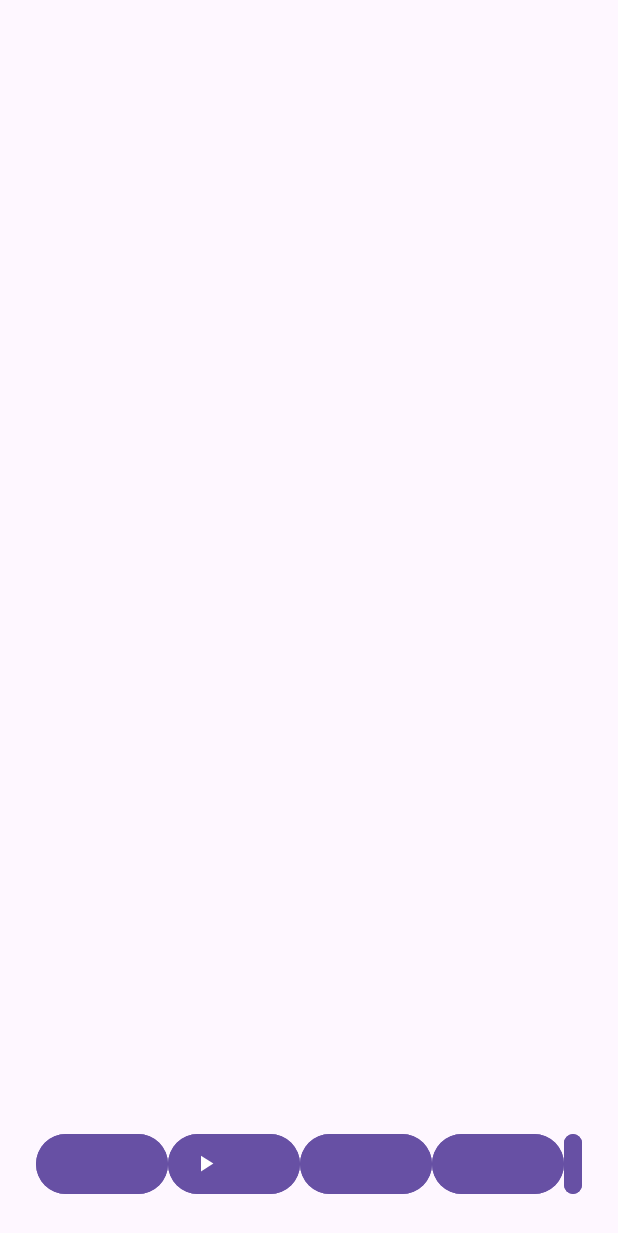
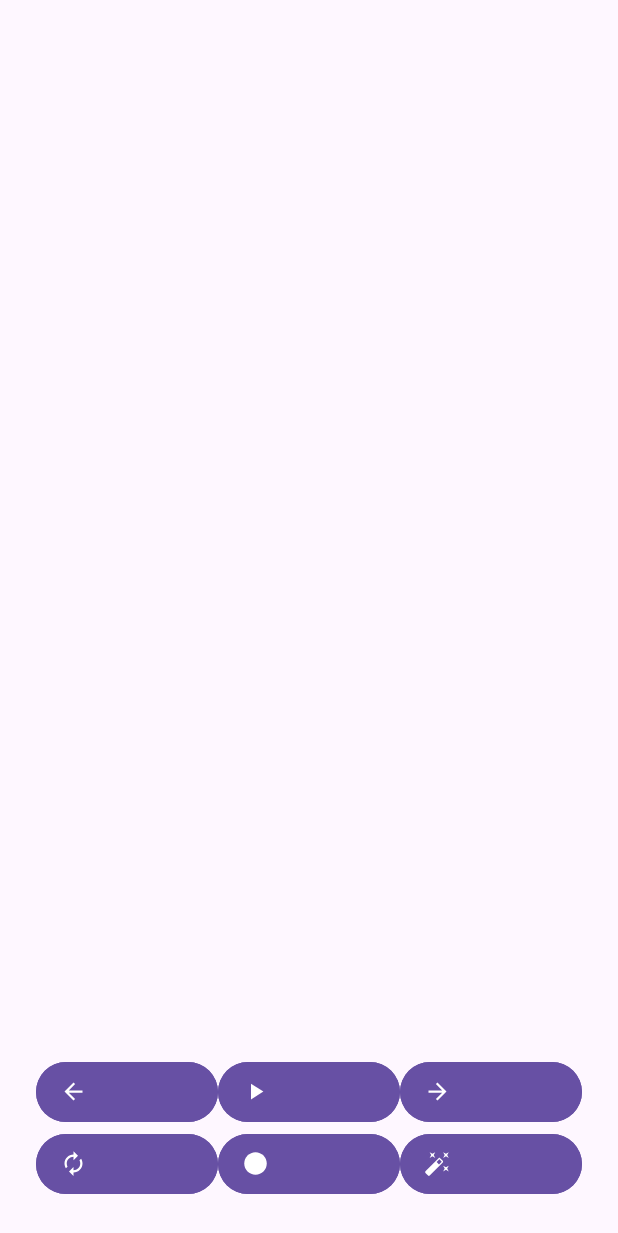
Before and after one commit to mcvector36/Sound432, an Android app: the screen it shows after launch (MainActivity), after a tap on an icon or button, on a phone screen of 412 x 824 dp. Shown: the top 1233 px of the screen. Run offline under Robolectric (Android 15) with nearby library versions, the phone set to English and light mode, and no system bars; 1 other tap on this screen came first.

Commit message:
Refactor: Update Media Playback and UI
- Update `togglePlayPause` to handle empty music list scenarios.
- Modify `togglePlayPause` to play the first song if no track is selected.
- Change `playButton` behavior to switch between play and pause icons.
- Update `stopMusic` to handle the empty list case.
- Update `toggleRepeat` and `applyDetuneEffect` to handle the empty list case.
- Create `pause.xml` drawable for the pause icon.
- Update `activity_main.xml` to use a `GridLayout` for media controls.
- Set icons for media control buttons programmatically in `MainActivity`.
- Add `pause` icon for `playButton`
- Update  `detuneButton`, `prevButton`, `nextButton`, `repeatButton`, `stopButton`, `playButton` icons

```diff
--- a/app/src/main/java/com/mcvector36/sound432/MainActivity.kt
+++ b/app/src/main/java/com/mcvector36/sound432/MainActivity.kt
@@ -14,10 +14,6 @@ import androidx.recyclerview.widget.LinearLayoutManager
 import androidx.recyclerview.widget.RecyclerView
 import com.google.android.material.button.MaterialButton
 
-import android.media.audiofx.AudioEffect
-import android.media.audiofx.PresetReverb
-import android.media.audiofx.Equalizer
-import android.media.audiofx.Virtualizer
 import androidx.annotation.RequiresApi
 
 
@@ -45,6 +41,7 @@ class MainActivity : AppCompatActivity() {
             }
         }
 
+    @RequiresApi(Build.VERSION_CODES.M)
     override fun onCreate(savedInstanceState: Bundle?) {
         super.onCreate(savedInstanceState)
         setContentView(R.layout.activity_main)
@@ -58,6 +55,14 @@ class MainActivity : AppCompatActivity() {
 
         detuneButton = findViewById(R.id.detuneButton)
         detuneButton.setOnClickListener { applyDetuneEffect() }
+
+        // Setare iconițe programatic
+        prevButton.setIconResource(R.drawable.skip_previous)
+        playButton.setIconResource(R.drawable.play_arrow)
+        stopButton.setIconResource(R.drawable.stop)
+        nextButton.setIconResource(R.drawable.skip_next)
+        repeatButton.setIconResource(R.drawable.repeat)
+        detuneButton.setIconResource(R.drawable.tune432)
 
 
         // Verifică și cere permisiunea de acces la media
@@ -126,16 +131,29 @@ class MainActivity : AppCompatActivity() {
     }
 
     private fun togglePlayPause() {
-        if (::mediaPlayer.isInitialized && mediaPlayer.isPlaying) {
+        if (musicList.isEmpty()) {
+            Toast.makeText(this, "Nu există melodii disponibile!", Toast.LENGTH_SHORT).show()
+            return
+        }
+
+        if (!::mediaPlayer.isInitialized) {
+            // Dacă nu este inițializat și nu a fost selectată o piesă, începe prima melodie
+            playMusic(0)
+        } else if (mediaPlayer.isPlaying) {
             mediaPlayer.pause()
             playButton.setIconResource(R.drawable.play_arrow)
         } else {
             mediaPlayer.start()
-            playButton.setIconResource(R.drawable.play_arrow)
+            playButton.setIconResource(R.drawable.pause) // Setăm iconița de pauză când redă
         }
     }
 
     private fun stopMusic() {
+        if (musicList.isEmpty()) {
+            // Dacă nu există melodii, butonul de stop nu face nimic
+            return
+        }
+
         if (::mediaPlayer.isInitialized) {
             mediaPlayer.stop()
             mediaPlayer.release()
@@ -160,13 +178,18 @@ class MainActivity : AppCompatActivity() {
     }
 
     private fun toggleRepeat() {
+        if (musicList.isEmpty()) {
+            return
+        }
         isRepeat = !isRepeat
         repeatButton.alpha = if (isRepeat) 1.0f else 0.5f // Evidențiază butonul când e activat
     }
 
     @RequiresApi(Build.VERSION_CODES.M)
     private fun applyDetuneEffect() {
-        if (::mediaPlayer.isInitialized) {
+        if (musicList.isEmpty()) {
+            return
+        } else if (::mediaPlayer.isInitialized) {
             val playbackParams = mediaPlayer.playbackParams
             playbackParams.pitch = 0.5f // -32 de semitonuri echivalent cu un factor de pitch de 0.5
             mediaPlayer.playbackParams = playbackParams
--- /dev/null
+++ b/app/src/main/res/drawable/pause.xml
@@ -0,0 +1,5 @@
+<vector xmlns:android="http://schemas.android.com/apk/res/android" android:autoMirrored="true" android:height="24dp" android:tint="#000000" android:viewportHeight="24" android:viewportWidth="24" android:width="24dp">
+
+    <path android:fillColor="@android:color/white" android:pathData="M6,19h4L10,5L6,5v14zM14,5v14h4L18,5h-4z"/>
+
+</vector>
--- a/app/src/main/res/layout/activity_main.xml
+++ b/app/src/main/res/layout/activity_main.xml
@@ -13,60 +13,66 @@
         android:layout_weight="1"
         app:layoutManager="androidx.recyclerview.widget.LinearLayoutManager" />
 
-    <LinearLayout
+    <android.widget.GridLayout
         android:layout_width="match_parent"
         android:layout_height="wrap_content"
-        android:gravity="center"
-        android:orientation="horizontal"
-        android:padding="8dp">
+        android:columnCount="3"
+        android:padding="8dp"
+        android:rowCount="2"
+        android:alignmentMode="alignMargins">
 
         <com.google.android.material.button.MaterialButton
             android:id="@+id/prevButton"
             style="@style/Widget.Material3.Button.Icon"
-            android:layout_width="wrap_content"
+            android:layout_width="0dp"
             android:layout_height="wrap_content"
-            android:icon="@drawable/skip_previous"
+            android:layout_columnWeight="1"
+            app:icon="@drawable/skip_previous"
             android:backgroundTint="?attr/colorPrimary" />
 
         <com.google.android.material.button.MaterialButton
             android:id="@+id/playButton"
             style="@style/Widget.Material3.Button.Icon"
-            android:layout_width="wrap_content"
+            android:layout_width="0dp"
             android:layout_height="wrap_content"
-            android:icon="@drawable/play_arrow"
+            android:layout_columnWeight="1"
+            app:icon="@drawable/play_arrow"
+            android:backgroundTint="?attr/colorPrimary" />
+
+        <com.google.android.material.button.MaterialButton
+            android:id="@+id/nextButton"
+            style="@style/Widget.Material3.Button.Icon"
+            android:layout_width="0dp"
+            android:layout_height="wrap_content"
+            android:layout_columnWeight="1"
+            app:icon="@drawable/skip_next"
+            android:backgroundTint="?attr/colorPrimary" />
+
+        <com.google.android.material.button.MaterialButton
+            android:id="@+id/repeatButton"
+            style="@style/Widget.Material3.Button.Icon"
+            android:layout_width="0dp"
+            android:layout_height="wrap_content"
+            android:layout_columnWeight="1"
+            app:icon="@drawable/repeat"
             android:backgroundTint="?attr/colorPrimary" />
 
         <com.google.android.material.button.MaterialButton
             android:id="@+id/stopButton"
             style="@style/Widget.Material3.Button.Icon"
-            android:layout_width="wrap_content"
+            android:layout_width="0dp"
             android:layout_height="wrap_content"
-            android:icon="@drawable/stop"
-            android:backgroundTint="?attr/colorPrimary" />
-
-        <com.google.android.material.button.MaterialButton
-            android:id="@+id/nextButton"
-            style="@style/Widget.Material3.Button.Icon"
-            android:layout_width="wrap_content"
-            android:layout_height="wrap_content"
-            android:icon="@drawable/skip_next"
-            android:backgroundTint="?attr/colorPrimary" />
-
-        <com.google.android.material.button.MaterialButton
-            android:id="@+id/repeatButton"
-            style="@style/Widget.Material3.Button.Icon"
-            android:layout_width="wrap_content"
-            android:layout_height="wrap_content"
-            android:icon="@drawable/repeat"
+            android:layout_columnWeight="1"
+            app:icon="@drawable/stop"
             android:backgroundTint="?attr/colorPrimary" />
 
         <com.google.android.material.button.MaterialButton
             android:id="@+id/detuneButton"
             style="@style/Widget.Material3.Button.Icon"
-            android:layout_width="wrap_content"
+            android:layout_width="0dp"
             android:layout_height="wrap_content"
-            android:icon="@drawable/tune432"
+            android:layout_columnWeight="1"
+            app:icon="@drawable/tune432"
             android:backgroundTint="?attr/colorPrimary" />
-
-    </LinearLayout>
+    </android.widget.GridLayout>
 </LinearLayout>
```
